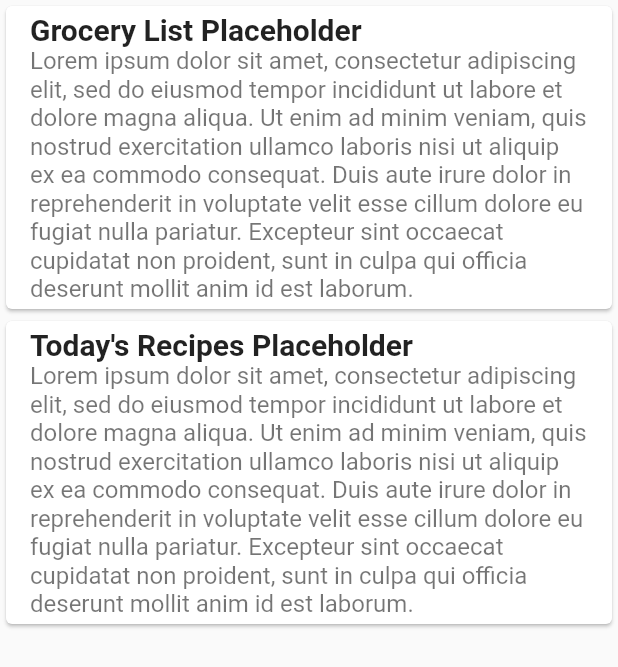
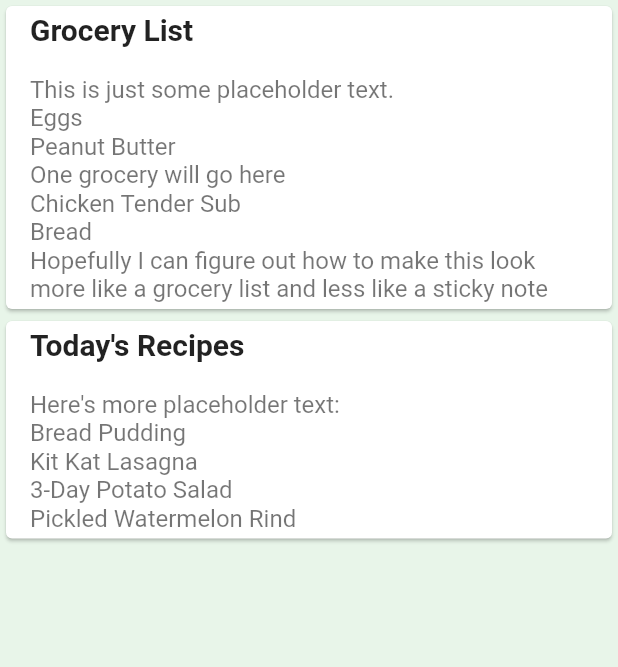
Before and after one commit to IvanESanchez/Group23LP, a Flutter app: the Home widget shown alone on an empty page, opened directly, on a phone screen of 412 x 824 dp. Shown: the top 667 px of the screen. Run offline on Flutter 3.47's test engine with Material 2 defaults, Android fonts, the phone set to English and light mode, and no system bars.

Commit message:
Add today's date to header, and change background color of home

```diff
--- a/flutter_project/my_recipe_box/lib/home.dart
+++ b/flutter_project/my_recipe_box/lib/home.dart
@@ -9,18 +9,24 @@ class Home extends StatelessWidget {
 
 
   Widget build(BuildContext context) {
-    final titles = ['Grocery List Placeholder', 'Today\'s Recipes Placeholder'];
-    final bodies = ['Lorem ipsum dolor sit amet, consectetur adipiscing elit, sed do eiusmod tempor incididunt ut labore et dolore magna aliqua. Ut enim ad minim veniam, quis nostrud exercitation ullamco laboris nisi ut aliquip ex ea commodo consequat. Duis aute irure dolor in reprehenderit in voluptate velit esse cillum dolore eu fugiat nulla pariatur. Excepteur sint occaecat cupidatat non proident, sunt in culpa qui officia deserunt mollit anim id est laborum.', 'Lorem ipsum dolor sit amet, consectetur adipiscing elit, sed do eiusmod tempor incididunt ut labore et dolore magna aliqua. Ut enim ad minim veniam, quis nostrud exercitation ullamco laboris nisi ut aliquip ex ea commodo consequat. Duis aute irure dolor in reprehenderit in voluptate velit esse cillum dolore eu fugiat nulla pariatur. Excepteur sint occaecat cupidatat non proident, sunt in culpa qui officia deserunt mollit anim id est laborum.'];
-    return ListView.builder(
+    final titles = ['Grocery List', 'Today\'s Recipes'];
+    final bodies = ['\nThis is just some placeholder text.\nEggs\nPeanut Butter\nOne grocery will go here\nChicken Tender Sub\nBread\nHopefully I can figure out how to make this look more like a grocery list and less like a sticky note', '\nHere\'s more placeholder text:\nBread Pudding\nKit Kat Lasagna\n3-Day Potato Salad\nPickled Watermelon Rind'];
+    return Container(
+      color: Colors.green[50], // change this color to change the background color
+      child: ListView.builder(
+
         itemCount: 2,
         itemBuilder: (context, index) {
           return Card(
+
+            color: Colors.white, // Change this color to change the color of the card
             child: ListTile(
               title: Text(titles[index], style: TextStyle(fontSize: 20, fontWeight: FontWeight.bold)),
               subtitle: Text(bodies[index], style: TextStyle(fontSize: 16, )),
             )
           );
         },
+      )
     );
   }
 }
--- a/flutter_project/my_recipe_box/lib/main.dart
+++ b/flutter_project/my_recipe_box/lib/main.dart
@@ -4,6 +4,8 @@ import 'package:my_recipe_box/myprofile.dart';
 import 'package:my_recipe_box/recipes.dart';
 import 'package:my_recipe_box/calendar.dart';
 import 'package:my_recipe_box/converter.dart';
+
+import 'package:intl/intl.dart'; // necessary for getting the current date for the header bar
 
 // figma prototype for reference: https://www.figma.com/file/YY8KiR8jFirvmOcPsZyNer/Untitled
 
@@ -45,13 +47,14 @@ class MyHomeState extends State<MyHome> with SingleTickerProviderStateMixin {
 
   @override
   Widget build(BuildContext context) {
+    DateTime now = DateTime.now();
+    String formattedDate = DateFormat('EEEEEE, MMMM d').format(now); // NOTE: the month text will be truncated to 5 characters long.
     return Scaffold(
       // Appbar
       appBar: AppBar( // NOTE: AppBar is the header of the app
         // Title
-        title: Text("<Name of User>                    <Today's Date>"), // TODO: use this link to change the title dynamically: https://stackoverflow.com/questions/52333151/how-to-change-the-app-bar-title-in-flutter
-        // Set the background color of the App Bar
-        backgroundColor: Colors.green,
+        title: Text("<Name of User>                    " + formattedDate), // TODO: use this link to change the title dynamically: https://stackoverflow.com/questions/52333151/how-to-change-the-app-bar-title-in-flutter
+        backgroundColor: Colors.green,  // Set the background color of the App Bar
       ),
       // Set the TabBar view as the body of the Scaffold
       body: TabBarView( // NOTE: TabBarView is the footer of the app
```
Lines whose indentation alone changed are shown as unchanged.
